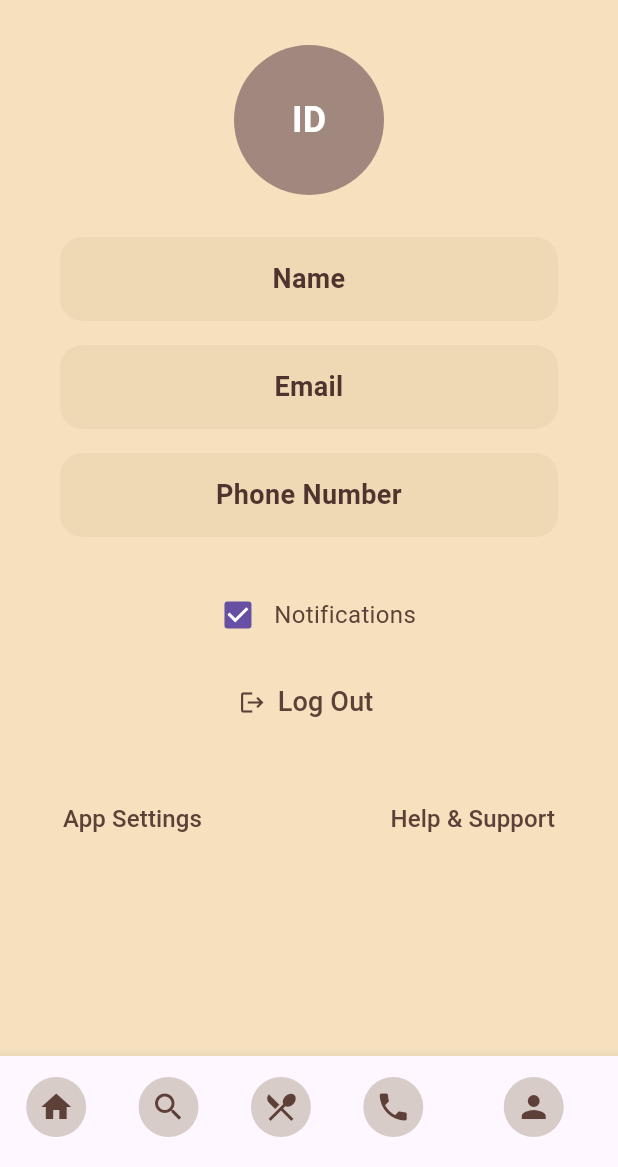
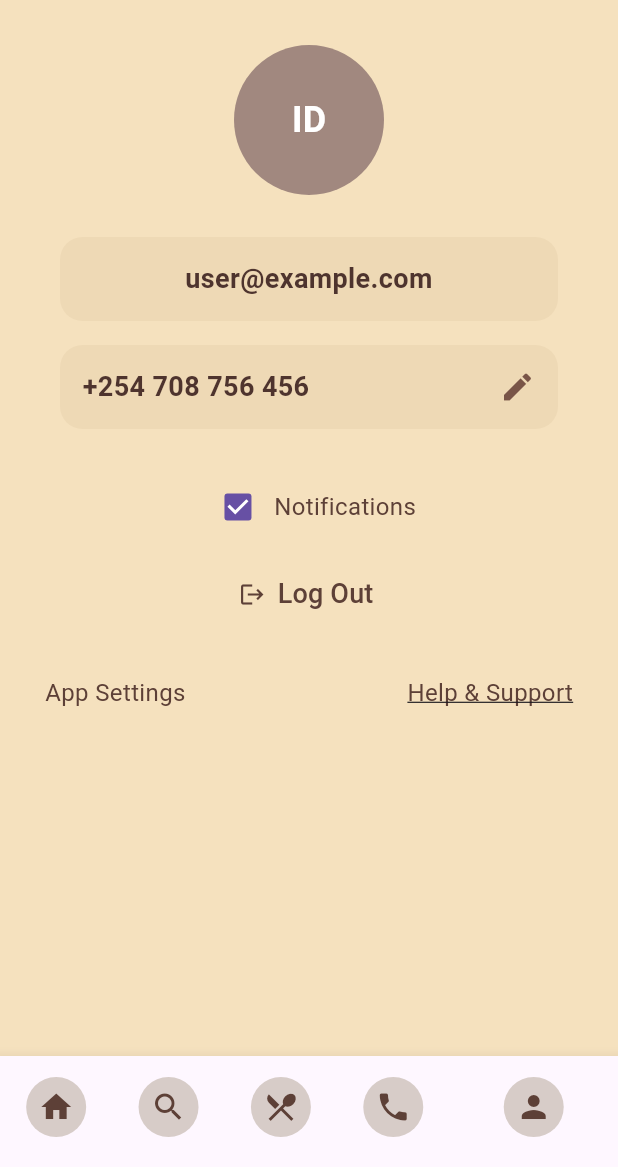
Before and after one commit to Ternard/pics, a Flutter app: the ProfileScreen screen opened by its route, on a phone screen of 412 x 824 dp, the part 69-1236 px from its top. Run offline on Flutter 3.47's test engine with Material 3 defaults, Android fonts, the phone set to English and light mode, and no system bars; our stand-ins replace google_fonts, image_picker, shared_preferences, supabase_flutter; accounts and stored records are empty.

Commit message:
Your message

```diff
--- a/lib/profile.dart
+++ b/lib/profile.dart
@@ -1,25 +1,147 @@
-// profile.dart
+import 'dart:io';
 import 'package:flutter/material.dart';
 import 'package:google_fonts/google_fonts.dart';
-import 'settings.dart'; // Import the new SettingsPage
+import 'package:url_launcher/url_launcher.dart';
+import 'package:image_picker/image_picker.dart';
+import 'auth_service.dart';
+import 'settings.dart';
 
-class ProfileScreen extends StatelessWidget {
+class ProfileScreen extends StatefulWidget {
   const ProfileScreen({super.key});
+
+  @override
+  State<ProfileScreen> createState() => _ProfileScreenState();
+}
+
+class _ProfileScreenState extends State<ProfileScreen> {
+  final AuthService authService = AuthService();
+  final ImagePicker _picker = ImagePicker();
+  XFile? _imageFile;
+  String _email = "user@example.com"; // This will be loaded from auth service
+  String _phoneNumber = "+254 708 756 456";
+  bool _notificationsEnabled = true;
+
+  Future<void> _launchWebsite() async {
+    final Uri url = Uri.parse('https://www.mealmeter.com');
+    if (await canLaunchUrl(url)) {
+      await launchUrl(url);
+    } else {
+      if (mounted) {
+        ScaffoldMessenger.of(context).showSnackBar(
+          const SnackBar(content: Text('Could not launch website')),
+        );
+      }
+    }
+  }
+
+  Future<void> _pickImage() async {
+    try {
+      final XFile? image = await _picker.pickImage(source: ImageSource.gallery);
+      if (image != null && mounted) {
+        setState(() {
+          _imageFile = image;
+        });
+      }
+    } catch (e) {
+      if (mounted) {
+        ScaffoldMessenger.of(context).showSnackBar(
+          SnackBar(content: Text('Failed to pick image: $e')),
+        );
+      }
+    }
+  }
+
+  Future<void> _takePhoto() async {
+    try {
+      final XFile? photo = await _picker.pickImage(source: ImageSource.camera);
+      if (photo != null && mounted) {
+        setState(() {
+          _imageFile = photo;
+        });
+      }
+    } catch (e) {
+      if (mounted) {
+        ScaffoldMessenger.of(context).showSnackBar(
+          SnackBar(content: Text('Failed to take photo: $e')),
+        );
+      }
+    }
+  }
+
+  Future<void> _updatePhoneNumber() async {
+    final TextEditingController phoneController = TextEditingController(text: _phoneNumber);
+    final newPhone = await showDialog<String>(
+      context: context,
+      builder: (context) => AlertDialog(
+        title: const Text('Update Phone Number'),
+        content: TextField(
+          controller: phoneController,
+          decoration: const InputDecoration(labelText: 'Phone Number'),
+          keyboardType: TextInputType.phone,
+          onChanged: (value) => _phoneNumber = value,
+        ),
+        actions: [
+          TextButton(
+            onPressed: () => Navigator.pop(context),
+            child: const Text('Cancel'),
+          ),
+          TextButton(
+            onPressed: () => Navigator.pop(context, phoneController.text),
+            child: const Text('Save'),
+          ),
+        ],
+      ),
+    );
+
+    if (newPhone != null && newPhone.isNotEmpty && mounted) {
+      setState(() {
+        _phoneNumber = newPhone;
+      });
+      ScaffoldMessenger.of(context).showSnackBar(
+        const SnackBar(content: Text('Phone number updated')),
+      );
+    }
+  }
+
+  Future<void> _toggleNotifications(bool value) async {
+    if (!mounted) return;
+
+    setState(() {
+      _notificationsEnabled = value;
+    });
+  }
+
+  @override
+  void initState() {
+    super.initState();
+    _loadUserData();
+  }
+
+  Future<void> _loadUserData() async {
+    // Load actual user data from your auth service
+    // final user = await authService.getCurrentUser();
+    // if (mounted) {
+    //   setState(() {
+    //     _email = user.email;
+    //     _phoneNumber = user.phoneNumber ?? '+254 708 756 456';
+    //   });
+    // }
+  }
 
   @override
   Widget build(BuildContext context) {
     return Scaffold(
-      backgroundColor: const Color(0xFFF5E1BE), // Beige background
+      backgroundColor: const Color(0xFFF5E1BE),
       appBar: AppBar(
         backgroundColor: const Color(0xFFF5E1BE),
         elevation: 0,
-        automaticallyImplyLeading: false, // Remove back button
+        automaticallyImplyLeading: false,
         title: Row(
           children: [
             CircleAvatar(
               backgroundColor: Colors.white,
               radius: 18,
-              child: Icon(Icons.restaurant, color: Colors.black), // Placeholder for logo
+              child: Icon(Icons.restaurant, color: Colors.black),
             ),
             const SizedBox(width: 10),
             Text(
@@ -37,68 +159,134 @@ class ProfileScreen extends StatelessWidget {
         crossAxisAlignment: CrossAxisAlignment.center,
         children: [
           const SizedBox(height: 20),
-
-          // Profile ID Circle
-          CircleAvatar(
+          GestureDetector(
+            onTap: () {
+              showModalBottomSheet(
+                context: context,
+                builder: (context) => SafeArea(
+                  child: Column(
+                    mainAxisSize: MainAxisSize.min,
+                    children: [
+                      ListTile(
+                        leading: const Icon(Icons.photo_library),
+                        title: const Text('Choose from gallery'),
+                        onTap: () {
+                          Navigator.pop(context);
+                          _pickImage();
+                        },
+                      ),
+                      ListTile(
+                        leading: const Icon(Icons.camera_alt),
+                        title: const Text('Take a photo'),
+                        onTap: () {
+                          Navigator.pop(context);
+                          _takePhoto();
+                        },
+                      ),
+                    ],
+                  ),
+                ),
+              );
+            },
+            child: CircleAvatar(
               radius: 50,
               backgroundColor: Colors.brown[300],
-            child: const Text(
+              backgroundImage: _imageFile != null
+                  ? FileImage(File(_imageFile!.path))
+                  : null,
+              child: _imageFile == null
+                  ? const Text(
                 "ID",
                 style: TextStyle(fontSize: 24, fontWeight: FontWeight.bold, color: Colors.white),
+              )
+                  : null,
             ),
           ),
           const SizedBox(height: 20),
-
-          // Profile Information Fields
-          ProfileField(text: "Name"),
-          ProfileField(text: "Email"),
-          ProfileField(text: "Phone Number"),
+          // Changed ProfileField for email to be non-editable
+          Container(
+            margin: const EdgeInsets.symmetric(vertical: 8, horizontal: 40),
+            padding: const EdgeInsets.all(15),
+            width: double.infinity,
+            decoration: BoxDecoration(
+              color: const Color(0xFFEED9B5),
+              borderRadius: BorderRadius.circular(15),
+            ),
+            child: Text(
+              _email,
+              textAlign: TextAlign.center,
+              style: TextStyle(
+                fontSize: 18,
+                fontWeight: FontWeight.bold,
+                color: Colors.brown[800],
+              ),
+            ),
+          ),
+          ProfileField(
+            text: _phoneNumber,
+            onTap: _updatePhoneNumber,
+          ),
           const SizedBox(height: 20),
-
-          // Notifications Toggle
           Row(
             mainAxisAlignment: MainAxisAlignment.center,
             children: [
-              Checkbox(value: true, onChanged: (value) {}), // Default checked
+              Checkbox(
+                value: _notificationsEnabled,
+                onChanged: (value) {
+                  if (value != null) {
+                    _toggleNotifications(value);
+                  }
+                },
+              ),
               Text("Notifications", style: TextStyle(fontSize: 16, color: Colors.brown[700])),
             ],
           ),
           const SizedBox(height: 10),
-
-          // Logout Button
           TextButton.icon(
-            onPressed: () {
-              // Logout function here
+            onPressed: () async {
+              try {
+                await authService.logout();
+                if (mounted) {
+                  Navigator.pushReplacementNamed(context, '/');
+                }
+              } catch (e) {
+                if (mounted) {
+                  ScaffoldMessenger.of(context).showSnackBar(
+                    SnackBar(content: Text('Logout failed: $e')),
+                  );
+                }
+              }
             },
             icon: Icon(Icons.logout, color: Colors.brown[700]),
             label: Text("Log Out", style: TextStyle(fontSize: 18, color: Colors.brown[700])),
           ),
           const SizedBox(height: 30),
-
-          // App Settings & Help
           Padding(
             padding: const EdgeInsets.symmetric(horizontal: 30),
             child: Row(
               mainAxisAlignment: MainAxisAlignment.spaceBetween,
               children: [
-                // App Settings Button
-                TextButton(
-                  onPressed: () {
-                    Navigator.pushNamed(context, '/settings'); // Navigate to SettingsPage
+                GestureDetector(
+                  onTap: () {
+                    Navigator.push(
+                      context,
+                      MaterialPageRoute(builder: (context) => const SettingsPage()),
+                    );
                   },
                   child: Text(
                       "App Settings",
-                    style: TextStyle(fontSize: 16, color: Colors.brown[700]),
+                      style: TextStyle(fontSize: 16, color: Colors.brown[700])
                   ),
                 ),
-                // Help & Support Button
-                TextButton(
-                  onPressed: () {
-                    // Navigate to Help & Support page
-                  },
+                GestureDetector(
+                  onTap: _launchWebsite,
                   child: Text(
                     "Help & Support",
-                    style: TextStyle(fontSize: 16, color: Colors.brown[700]),
+                    style: TextStyle(
+                      fontSize: 16,
+                      color: Colors.brown[700],
+                      decoration: TextDecoration.underline,
+                    ),
                   ),
                 ),
               ],
@@ -106,15 +294,13 @@ class ProfileScreen extends StatelessWidget {
           ),
         ],
       ),
-
-      // Bottom Navigation Bar
       bottomNavigationBar: BottomNavigationBar(
-        backgroundColor: const Color(0xFFF5E1BE), // Beige background
-        selectedItemColor: Colors.brown[700], // Darker icon color when selected
-        unselectedItemColor: Colors.brown[400], // Lighter icon color when unselected
+        backgroundColor: const Color(0xFFF5E1BE),
+        selectedItemColor: Colors.brown[700],
+        unselectedItemColor: Colors.brown[400],
         showSelectedLabels: false,
         showUnselectedLabels: false,
-        currentIndex: 4, // Profile is selected by default
+        currentIndex: 4,
         onTap: (index) {
           switch (index) {
             case 0:
@@ -130,64 +316,28 @@ class ProfileScreen extends StatelessWidget {
               Navigator.pushNamed(context, '/contact');
               break;
             case 4:
-            // Already on ProfileScreen, no need to navigate
               break;
           }
         },
-        items: [
+        items: const [
           BottomNavigationBarItem(
-            icon: Container(
-              padding: const EdgeInsets.all(8),
-              decoration: BoxDecoration(
-                shape: BoxShape.circle,
-                color: Colors.brown[100], // Lighter circle around the icon
-              ),
-              child: Icon(Icons.home, color: Colors.brown[700]), // Darker icon
-            ),
+            icon: _BottomNavIcon(icon: Icons.home),
             label: "Home",
           ),
           BottomNavigationBarItem(
-            icon: Container(
-              padding: const EdgeInsets.all(8),
-              decoration: BoxDecoration(
-                shape: BoxShape.circle,
-                color: Colors.brown[100], // Lighter circle around the icon
-              ),
-              child: Icon(Icons.search, color: Colors.brown[700]), // Darker icon
-            ),
+            icon: _BottomNavIcon(icon: Icons.search),
             label: "Search",
           ),
           BottomNavigationBarItem(
-            icon: Container(
-              padding: const EdgeInsets.all(8),
-              decoration: BoxDecoration(
-                shape: BoxShape.circle,
-                color: Colors.brown[100], // Lighter circle around the icon
-              ),
-              child: Icon(Icons.restaurant_menu, color: Colors.brown[700]), // Darker icon
-            ),
+            icon: _BottomNavIcon(icon: Icons.restaurant_menu),
             label: "Menu",
           ),
           BottomNavigationBarItem(
-            icon: Container(
-              padding: const EdgeInsets.all(8),
-              decoration: BoxDecoration(
-                shape: BoxShape.circle,
-                color: Colors.brown[100], // Lighter circle around the icon
-              ),
-              child: Icon(Icons.phone, color: Colors.brown[700]), // Darker icon
-            ),
+            icon: _BottomNavIcon(icon: Icons.phone),
             label: "Call",
           ),
           BottomNavigationBarItem(
-            icon: Container(
-              padding: const EdgeInsets.all(8),
-              decoration: BoxDecoration(
-                shape: BoxShape.circle,
-                color: Colors.brown[100], // Lighter circle around the icon
-              ),
-              child: Icon(Icons.person, color: Colors.brown[700]), // Darker icon
-            ),
+            icon: _BottomNavIcon(icon: Icons.person),
             label: "Profile",
           ),
         ],
@@ -196,15 +346,35 @@ class ProfileScreen extends StatelessWidget {
   }
 }
 
-// Profile Field Widget
-class ProfileField extends StatelessWidget {
-  final String text;
+class _BottomNavIcon extends StatelessWidget {
+  final IconData icon;
 
-  const ProfileField({super.key, required this.text});
+  const _BottomNavIcon({required this.icon});
 
   @override
   Widget build(BuildContext context) {
     return Container(
+      padding: const EdgeInsets.all(8),
+      decoration: BoxDecoration(
+        shape: BoxShape.circle,
+        color: Colors.brown[100],
+      ),
+      child: Icon(icon, color: Colors.brown[700]),
+    );
+  }
+}
+
+class ProfileField extends StatelessWidget {
+  final String text;
+  final VoidCallback? onTap;
+
+  const ProfileField({super.key, required this.text, this.onTap});
+
+  @override
+  Widget build(BuildContext context) {
+    return GestureDetector(
+      onTap: onTap,
+      child: Container(
         margin: const EdgeInsets.symmetric(vertical: 8, horizontal: 40),
         padding: const EdgeInsets.all(15),
         width: double.infinity,
@@ -212,10 +382,20 @@ class ProfileField extends StatelessWidget {
           color: const Color(0xFFEED9B5),
           borderRadius: BorderRadius.circular(15),
         ),
-      child: Text(
+        child: Row(
+          mainAxisAlignment: MainAxisAlignment.spaceBetween,
+          children: [
+            Text(
               text,
-        textAlign: TextAlign.center,
-        style: TextStyle(fontSize: 18, fontWeight: FontWeight.bold, color: Colors.brown[800]),
+              style: TextStyle(
+                fontSize: 18,
+                fontWeight: FontWeight.bold,
+                color: Colors.brown[800],
+              ),
+            ),
+            if (onTap != null) const Icon(Icons.edit, color: Colors.brown),
+          ],
+        ),
       ),
     );
   }
```
Lines whose indentation alone changed are shown as unchanged.
